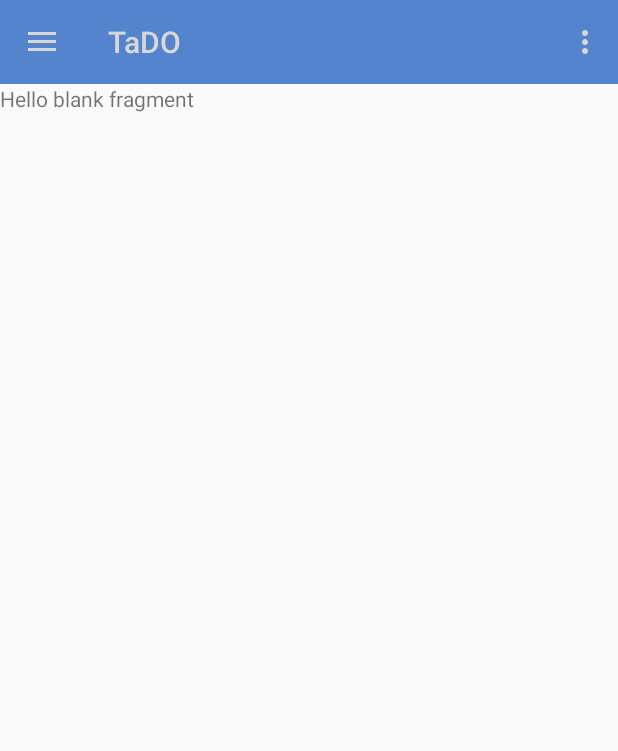
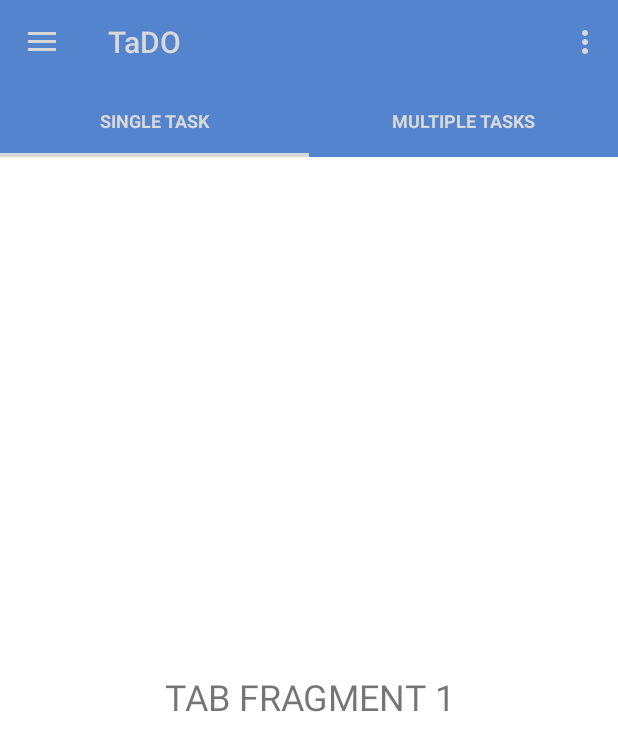
Before and after one commit to TreeFrogApps/TaDO, an Android app: the fragment TaDOChooserFragment placed in its activity, on a phone screen of 412 x 824 dp. Shown: the top 751 px of the screen. Run offline under Robolectric (Android 15) with nearby library versions, the phone set to English and light mode, and no system bars.

Commit message:
TadO Chooser - sliding tabs

```diff
--- a/app/src/main/java/com/treefrogapps/TaDo/TaDOChooserFragment.java
+++ b/app/src/main/java/com/treefrogapps/TaDo/TaDOChooserFragment.java
@@ -3,13 +3,18 @@ package com.treefrogapps.TaDo;
 
 import android.os.Bundle;
 import android.support.v4.app.Fragment;
+import android.support.v4.view.ViewPager;
 import android.view.LayoutInflater;
 import android.view.View;
 import android.view.ViewGroup;
+import com.treefrogapps.TaDo.slidingtabs.SlidingTabLayout;
 
 
 public class TaDOChooserFragment extends Fragment {
 
+    private View rootView;
+    private ViewPager mViewPager;
+    private SlidingTabLayout mSlidingTabLayout;
 
     public TaDOChooserFragment() {
         // Required empty public constructor
@@ -25,11 +30,30 @@ public class TaDOChooserFragment extends Fragment {
     public View onCreateView(LayoutInflater inflater, ViewGroup container,
                              Bundle savedInstanceState) {
 
-        return inflater.inflate(R.layout.fragment_tado_chooser, container, false);
+        rootView = inflater.inflate(R.layout.fragment_tado_chooser, container, false);
+        return rootView;
     }
 
     @Override
     public void onActivityCreated(Bundle savedInstanceState) {
         super.onActivityCreated(savedInstanceState);
+
+        initialiseTabs();
+    }
+
+    private void initialiseTabs() {
+
+        mViewPager = (ViewPager) rootView.findViewById(R.id.chooserFragmentViewPager);
+        mViewPager.setAdapter(new TaDOChooserPagerAdapter(getActivity(), getFragmentManager()));
+        mSlidingTabLayout = (SlidingTabLayout) rootView.findViewById(R.id.chooserFragmentSlidingTabsLayout);
+        mSlidingTabLayout.setDistributeEvenly(true);
+        mSlidingTabLayout.setCustomTabColorizer(new SlidingTabLayout.TabColorizer() {
+            @Override
+            public int getIndicatorColor(int position) {
+                return getResources().getColor(R.color.grey_light);
+            }
+        });
+
+        mSlidingTabLayout.setViewPager(mViewPager);
     }
 }
--- /dev/null
+++ b/app/src/main/java/com/treefrogapps/TaDo/TaDOChooserPagerAdapter.java
@@ -0,0 +1,41 @@
+package com.treefrogapps.TaDo;
+
+
+import android.content.Context;
+import android.support.v4.app.Fragment;
+import android.support.v4.app.FragmentManager;
+import android.support.v4.app.FragmentStatePagerAdapter;
+
+public class TaDOChooserPagerAdapter extends FragmentStatePagerAdapter {
+
+    String[] tabTitlesArray;
+    Context context;
+
+
+    public TaDOChooserPagerAdapter(Context context, FragmentManager fm) {
+        super(fm);
+
+        this.context = context;
+        tabTitlesArray = context.getResources().getStringArray(R.array.chooser_framgent_tab_title_array);
+    }
+
+    @Override
+    public Fragment getItem(int position) {
+
+        switch (position){
+            case 0: return new TaDOChooserTabFragment1();
+            case 1: return new TaDOChooserTabFragment2();
+            default: return null;
+        }
+    }
+
+    @Override
+    public CharSequence getPageTitle(int position) {
+        return tabTitlesArray[position];
+    }
+
+    @Override
+    public int getCount() {
+        return tabTitlesArray.length;
+    }
+}
--- /dev/null
+++ b/app/src/main/java/com/treefrogapps/TaDo/TaDOChooserTabFragment1.java
@@ -0,0 +1,32 @@
+package com.treefrogapps.TaDo;
+
+
+import android.os.Bundle;
+import android.support.v4.app.Fragment;
+import android.view.LayoutInflater;
+import android.view.View;
+import android.view.ViewGroup;
+
+
+public class TaDOChooserTabFragment1 extends Fragment {
+
+
+    public TaDOChooserTabFragment1() {
+        // Required empty public constructor
+    }
+
+
+    @Override
+    public View onCreateView(LayoutInflater inflater, ViewGroup container,
+                             Bundle savedInstanceState) {
+        // Inflate the layout for this fragment
+        return inflater.inflate(R.layout.fragment_tado_chooser_tab_fragment1, container, false);
+    }
+
+    @Override
+    public void onActivityCreated(Bundle savedInstanceState) {
+        super.onActivityCreated(savedInstanceState);
+    }
+
+
+}
--- /dev/null
+++ b/app/src/main/java/com/treefrogapps/TaDo/TaDOChooserTabFragment2.java
@@ -0,0 +1,32 @@
+package com.treefrogapps.TaDo;
+
+
+import android.os.Bundle;
+import android.support.v4.app.Fragment;
+import android.view.LayoutInflater;
+import android.view.View;
+import android.view.ViewGroup;
+
+
+public class TaDOChooserTabFragment2 extends Fragment {
+
+
+    public TaDOChooserTabFragment2() {
+        // Required empty public constructor
+    }
+
+
+    @Override
+    public View onCreateView(LayoutInflater inflater, ViewGroup container,
+                             Bundle savedInstanceState) {
+        // Inflate the layout for this fragment
+        return inflater.inflate(R.layout.fragment_tado_chooser_tab_fragment2, container, false);
+    }
+
+    @Override
+    public void onActivityCreated(Bundle savedInstanceState) {
+        super.onActivityCreated(savedInstanceState);
+    }
+
+
+}
--- /dev/null
+++ b/app/src/main/java/com/treefrogapps/TaDo/slidingtabs/SlidingTabLayout.java
@@ -0,0 +1,308 @@
+package com.treefrogapps.TaDo.slidingtabs;
+
+import android.content.Context;
+import android.graphics.Typeface;
+import android.support.v4.view.PagerAdapter;
+import android.support.v4.view.ViewPager;
+import android.util.AttributeSet;
+import android.util.SparseArray;
+import android.util.TypedValue;
+import android.view.Gravity;
+import android.view.LayoutInflater;
+import android.view.View;
+import android.view.ViewGroup;
+import android.widget.HorizontalScrollView;
+import android.widget.LinearLayout;
+import android.widget.TextView;
+
+import com.treefrogapps.TaDo.R;
+
+/**
+ * To be used with ViewPager to provide a tab indicator component which give constant feedback as to
+ * the user's scroll progress.
+ * <p/>
+ * To use the component, simply add it to your view hierarchy. Then in your
+ * {@link android.app.Activity} or {@link android.support.v4.app.Fragment} call
+ * {@link #setViewPager(ViewPager)} providing it the ViewPager this layout is being used for.
+ * <p/>
+ * The colors can be customized in two ways. The first and simplest is to provide an array of colors
+ * via {@link #setSelectedIndicatorColors(int...)}. The
+ * alternative is via the {@link TabColorizer} interface which provides you complete control over
+ * which color is used for any individual position.
+ * <p/>
+ * The views used as tabs can be customized by calling {@link #setCustomTabView(int, int)},
+ * providing the layout ID of your custom layout.
+ */
+public class SlidingTabLayout extends HorizontalScrollView {
+    /**
+     * Allows complete control over the colors drawn in the tab layout. Set with
+     * {@link #setCustomTabColorizer(TabColorizer)}.
+     */
+    public interface TabColorizer {
+
+        /**
+         * @return return the color of the indicator used when {@code position} is selected.
+         */
+        int getIndicatorColor(int position);
+
+    }
+
+    private static final int TITLE_OFFSET_DIPS = 24;
+    private static final int TAB_VIEW_PADDING_DIPS = 16;
+    private static final int TAB_VIEW_TEXT_SIZE_SP = 12;
+
+    private int mTitleOffset;
+
+    private int mTabViewLayoutId;
+    private int mTabViewTextViewId;
+    private boolean mDistributeEvenly;
+
+    private ViewPager mViewPager;
+    private SparseArray<String> mContentDescriptions = new SparseArray<String>();
+    private ViewPager.OnPageChangeListener mViewPagerPageChangeListener;
+
+    private final SlidingTabStrip mTabStrip;
+
+    public SlidingTabLayout(Context context) {
+        this(context, null);
+    }
+
+    public SlidingTabLayout(Context context, AttributeSet attrs) {
+        this(context, attrs, 0);
+    }
+
+    public SlidingTabLayout(Context context, AttributeSet attrs, int defStyle) {
+        super(context, attrs, defStyle);
+
+        // Disable the Scroll Bar
+        setHorizontalScrollBarEnabled(false);
+        // Make sure that the Tab Strips fills this View
+        setFillViewport(true);
+
+        mTitleOffset = (int) (TITLE_OFFSET_DIPS * getResources().getDisplayMetrics().density);
+
+        mTabStrip = new SlidingTabStrip(context);
+        addView(mTabStrip, LayoutParams.MATCH_PARENT, LayoutParams.WRAP_CONTENT);
+    }
+
+    /**
+     * Set the custom {@link TabColorizer} to be used.
+     * <p/>
+     * If you only require simple custmisation then you can use
+     * {@link #setSelectedIndicatorColors(int...)} to achieve
+     * similar effects.
+     */
+    public void setCustomTabColorizer(TabColorizer tabColorizer) {
+        mTabStrip.setCustomTabColorizer(tabColorizer);
+    }
+
+    public void setDistributeEvenly(boolean distributeEvenly) {
+        mDistributeEvenly = distributeEvenly;
+    }
+
+    /**
+     * Sets the colors to be used for indicating the selected tab. These colors are treated as a
+     * circular array. Providing one color will mean that all tabs are indicated with the same color.
+     */
+    public void setSelectedIndicatorColors(int... colors) {
+        mTabStrip.setSelectedIndicatorColors(colors);
+    }
+
+    /**
+     * Set the {@link ViewPager.OnPageChangeListener}. When using {@link SlidingTabLayout} you are
+     * required to set any {@link ViewPager.OnPageChangeListener} through this method. This is so
+     * that the layout can update it's scroll position correctly.
+     *
+     * @see ViewPager#setOnPageChangeListener(ViewPager.OnPageChangeListener)
+     */
+    public void setOnPageChangeListener(ViewPager.OnPageChangeListener listener) {
+        mViewPagerPageChangeListener = listener;
+    }
+
+    /**
+     * Set the custom layout to be inflated for the tab views.
+     *
+     * @param layoutResId Layout id to be inflated
+     * @param textViewId  id of the {@link TextView} in the inflated view
+     */
+    public void setCustomTabView(int layoutResId, int textViewId) {
+        mTabViewLayoutId = layoutResId;
+        mTabViewTextViewId = textViewId;
+    }
+
+    /**
+     * Sets the associated view pager. Note that the assumption here is that the pager content
+     * (number of tabs and tab titles) does not change after this call has been made.
+     */
+    public void setViewPager(ViewPager viewPager) {
+        mTabStrip.removeAllViews();
+
+        mViewPager = viewPager;
+        if (viewPager != null) {
+            viewPager.addOnPageChangeListener(new InternalViewPagerListener());
+            populateTabStrip();
+        }
+    }
+
+    /**
+     * Create a default view to be used for tabs. This is called if a custom tab view is not set via
+     * {@link #setCustomTabView(int, int)}.
+     */
+    protected TextView createDefaultTabView(Context context) {
+        TextView textView = new TextView(context);
+        textView.setGravity(Gravity.CENTER);
+        textView.setTextSize(TypedValue.COMPLEX_UNIT_SP, TAB_VIEW_TEXT_SIZE_SP);
+        textView.setTypeface(Typeface.DEFAULT_BOLD);
+        textView.setLayoutParams(new LinearLayout.LayoutParams(
+                ViewGroup.LayoutParams.WRAP_CONTENT, ViewGroup.LayoutParams.WRAP_CONTENT));
+
+        TypedValue outValue = new TypedValue();
+        getContext().getTheme().resolveAttribute(android.R.attr.selectableItemBackground,
+                outValue, true);
+        textView.setBackgroundResource(outValue.resourceId);
+        textView.setAllCaps(true);
+        textView.setTextColor(getResources().getColor(R.color.grey_light));
+
+        int padding = (int) (TAB_VIEW_PADDING_DIPS * getResources().getDisplayMetrics().density);
+        textView.setPadding(padding, padding, padding, padding);
+
+        return textView;
+    }
+
+    private void populateTabStrip() {
+        final PagerAdapter adapter = mViewPager.getAdapter();
+        final OnClickListener tabClickListener = new TabClickListener();
+
+        for (int i = 0; i < adapter.getCount(); i++) {
+            View tabView = null;
+            TextView tabTitleView = null;
+
+            if (mTabViewLayoutId != 0) {
+                // If there is a custom tab view layout id set, try and inflate it
+                tabView = LayoutInflater.from(getContext()).inflate(mTabViewLayoutId, mTabStrip,
+                        false);
+                tabTitleView = (TextView) tabView.findViewById(mTabViewTextViewId);
+            }
+
+            if (tabView == null) {
+                tabView = createDefaultTabView(getContext());
+            }
+
+            if (tabTitleView == null && TextView.class.isInstance(tabView)) {
+                tabTitleView = (TextView) tabView;
+            }
+
+            if (mDistributeEvenly) {
+                LinearLayout.LayoutParams lp = (LinearLayout.LayoutParams) tabView.getLayoutParams();
+                lp.width = 0;
+                lp.weight = 1;
+            }
+
+            tabTitleView.setText(adapter.getPageTitle(i));
+            tabView.setOnClickListener(tabClickListener);
+            String desc = mContentDescriptions.get(i, null);
+            if (desc != null) {
+                tabView.setContentDescription(desc);
+            }
+
+            mTabStrip.addView(tabView);
+            if (i == mViewPager.getCurrentItem()) {
+                tabView.setSelected(true);
+            }
+        }
+    }
+
+    public void setContentDescription(int i, String desc) {
+        mContentDescriptions.put(i, desc);
+    }
+
+    @Override
+    protected void onAttachedToWindow() {
+        super.onAttachedToWindow();
+
+        if (mViewPager != null) {
+            scrollToTab(mViewPager.getCurrentItem(), 0);
+        }
+    }
+
+    private void scrollToTab(int tabIndex, int positionOffset) {
+        final int tabStripChildCount = mTabStrip.getChildCount();
+        if (tabStripChildCount == 0 || tabIndex < 0 || tabIndex >= tabStripChildCount) {
+            return;
+        }
+
+        View selectedChild = mTabStrip.getChildAt(tabIndex);
+        if (selectedChild != null) {
+            int targetScrollX = selectedChild.getLeft() + positionOffset;
+
+            if (tabIndex > 0 || positionOffset > 0) {
+                // If we're not at the first child and are mid-scroll, make sure we obey the offset
+                targetScrollX -= mTitleOffset;
+            }
+
+            scrollTo(targetScrollX, 0);
+        }
+    }
+
+    private class InternalViewPagerListener implements ViewPager.OnPageChangeListener {
+        private int mScrollState;
+
+        @Override
+        public void onPageScrolled(int position, float positionOffset, int positionOffsetPixels) {
+            int tabStripChildCount = mTabStrip.getChildCount();
+            if ((tabStripChildCount == 0) || (position < 0) || (position >= tabStripChildCount)) {
+                return;
+            }
+
+            mTabStrip.onViewPagerPageChanged(position, positionOffset);
+
+            View selectedTitle = mTabStrip.getChildAt(position);
+            int extraOffset = (selectedTitle != null)
+                    ? (int) (positionOffset * selectedTitle.getWidth())
+                    : 0;
+            scrollToTab(position, extraOffset);
+
+            if (mViewPagerPageChangeListener != null) {
+                mViewPagerPageChangeListener.onPageScrolled(position, positionOffset,
+                        positionOffsetPixels);
+            }
+        }
+
+        @Override
+        public void onPageScrollStateChanged(int state) {
+            mScrollState = state;
+
+            if (mViewPagerPageChangeListener != null) {
+                mViewPagerPageChangeListener.onPageScrollStateChanged(state);
+            }
+        }
+
+        @Override
+        public void onPageSelected(int position) {
+            if (mScrollState == ViewPager.SCROLL_STATE_IDLE) {
+                mTabStrip.onViewPagerPageChanged(position, 0f);
+                scrollToTab(position, 0);
+            }
+            for (int i = 0; i < mTabStrip.getChildCount(); i++) {
+                mTabStrip.getChildAt(i).setSelected(position == i);
+            }
+            if (mViewPagerPageChangeListener != null) {
+                mViewPagerPageChangeListener.onPageSelected(position);
+            }
+        }
+
+    }
+
+    private class TabClickListener implements OnClickListener {
+        @Override
+        public void onClick(View v) {
+            for (int i = 0; i < mTabStrip.getChildCount(); i++) {
+                if (v == mTabStrip.getChildAt(i)) {
+                    mViewPager.setCurrentItem(i);
+                    return;
+                }
+            }
+        }
+    }
+
+}
--- /dev/null
+++ b/app/src/main/java/com/treefrogapps/TaDo/slidingtabs/SlidingTabStrip.java
@@ -0,0 +1,152 @@
+package com.treefrogapps.TaDo.slidingtabs;
+
+import android.R;
+import android.content.Context;
+import android.graphics.Canvas;
+import android.graphics.Color;
+import android.graphics.Paint;
+import android.util.AttributeSet;
+import android.util.TypedValue;
+import android.view.View;
+import android.widget.LinearLayout;
+
+class SlidingTabStrip extends LinearLayout {
+
+    private static final int DEFAULT_BOTTOM_BORDER_THICKNESS_DIPS = 0;
+    private static final byte DEFAULT_BOTTOM_BORDER_COLOR_ALPHA = 0x26;
+    private static final int SELECTED_INDICATOR_THICKNESS_DIPS = 3;
+    private static final int DEFAULT_SELECTED_INDICATOR_COLOR = 0xFF33B5E5;
+
+    private final int mBottomBorderThickness;
+    private final Paint mBottomBorderPaint;
+
+    private final int mSelectedIndicatorThickness;
+    private final Paint mSelectedIndicatorPaint;
+
+    private final int mDefaultBottomBorderColor;
+
+    private int mSelectedPosition;
+    private float mSelectionOffset;
+
+    private SlidingTabLayout.TabColorizer mCustomTabColorizer;
+    private final SimpleTabColorizer mDefaultTabColorizer;
+
+    SlidingTabStrip(Context context) {
+        this(context, null);
+    }
+
+    SlidingTabStrip(Context context, AttributeSet attrs) {
+        super(context, attrs);
+        setWillNotDraw(false);
+
+        final float density = getResources().getDisplayMetrics().density;
+
+        TypedValue outValue = new TypedValue();
+        context.getTheme().resolveAttribute(R.attr.colorForeground, outValue, true);
+        final int themeForegroundColor = outValue.data;
+
+        mDefaultBottomBorderColor = setColorAlpha(themeForegroundColor,
+                DEFAULT_BOTTOM_BORDER_COLOR_ALPHA);
+
+        mDefaultTabColorizer = new SimpleTabColorizer();
+        mDefaultTabColorizer.setIndicatorColors(DEFAULT_SELECTED_INDICATOR_COLOR);
+
+        mBottomBorderThickness = (int) (DEFAULT_BOTTOM_BORDER_THICKNESS_DIPS * density);
+        mBottomBorderPaint = new Paint();
+        mBottomBorderPaint.setColor(mDefaultBottomBorderColor);
+
+        mSelectedIndicatorThickness = (int) (SELECTED_INDICATOR_THICKNESS_DIPS * density);
+        mSelectedIndicatorPaint = new Paint();
+    }
+
+    void setCustomTabColorizer(SlidingTabLayout.TabColorizer customTabColorizer) {
+        mCustomTabColorizer = customTabColorizer;
+        invalidate();
+    }
+
+    void setSelectedIndicatorColors(int... colors) {
+        // Make sure that the custom colorizer is removed
+        mCustomTabColorizer = null;
+        mDefaultTabColorizer.setIndicatorColors(colors);
+        invalidate();
+    }
+
+    void onViewPagerPageChanged(int position, float positionOffset) {
+        mSelectedPosition = position;
+        mSelectionOffset = positionOffset;
+        invalidate();
+    }
+
+    @Override
+    protected void onDraw(Canvas canvas) {
+        final int height = getHeight();
+        final int childCount = getChildCount();
+        final SlidingTabLayout.TabColorizer tabColorizer = mCustomTabColorizer != null
+                ? mCustomTabColorizer
+                : mDefaultTabColorizer;
+
+        // Thick colored underline below the current selection
+        if (childCount > 0) {
+            View selectedTitle = getChildAt(mSelectedPosition);
+            int left = selectedTitle.getLeft();
+            int right = selectedTitle.getRight();
+            int color = tabColorizer.getIndicatorColor(mSelectedPosition);
+
+            if (mSelectionOffset > 0f && mSelectedPosition < (getChildCount() - 1)) {
+                int nextColor = tabColorizer.getIndicatorColor(mSelectedPosition + 1);
+                if (color != nextColor) {
+                    color = blendColors(nextColor, color, mSelectionOffset);
+                }
+
+                // Draw the selection partway between the tabs
+                View nextTitle = getChildAt(mSelectedPosition + 1);
+                left = (int) (mSelectionOffset * nextTitle.getLeft() +
+                        (1.0f - mSelectionOffset) * left);
+                right = (int) (mSelectionOffset * nextTitle.getRight() +
+                        (1.0f - mSelectionOffset) * right);
+            }
+
+            mSelectedIndicatorPaint.setColor(color);
+
+            canvas.drawRect(left, height - mSelectedIndicatorThickness, right,
+                    height, mSelectedIndicatorPaint);
+        }
+
+        // Thin underline along the entire bottom edge
+        canvas.drawRect(0, height - mBottomBorderThickness, getWidth(), height, mBottomBorderPaint);
+    }
+
+    /**
+     * Set the alpha value of the {@code color} to be the given {@code alpha} value.
+     */
+    private static int setColorAlpha(int color, byte alpha) {
+        return Color.argb(alpha, Color.red(color), Color.green(color), Color.blue(color));
+    }
+
+    /**
+     * Blend {@code color1} and {@code color2} using the given ratio.
+     *
+     * @param ratio of which to blend. 1.0 will return {@code color1}, 0.5 will give an even blend,
+     *              0.0 will return {@code color2}.
+     */
+    private static int blendColors(int color1, int color2, float ratio) {
+        final float inverseRation = 1f - ratio;
+        float r = (Color.red(color1) * ratio) + (Color.red(color2) * inverseRation);
+        float g = (Color.green(color1) * ratio) + (Color.green(color2) * inverseRation);
+        float b = (Color.blue(color1) * ratio) + (Color.blue(color2) * inverseRation);
+        return Color.rgb((int) r, (int) g, (int) b);
+    }
+
+    private static class SimpleTabColorizer implements SlidingTabLayout.TabColorizer {
+        private int[] mIndicatorColors;
+
+        @Override
+        public final int getIndicatorColor(int position) {
+            return mIndicatorColors[position % mIndicatorColors.length];
+        }
+
+        void setIndicatorColors(int... colors) {
+            mIndicatorColors = colors;
+        }
+    }
+}
--- a/app/src/main/res/layout/fragment_tado_chooser.xml
+++ b/app/src/main/res/layout/fragment_tado_chooser.xml
@@ -1,13 +1,21 @@
-<FrameLayout xmlns:android="http://schemas.android.com/apk/res/android"
+<LinearLayout xmlns:android="http://schemas.android.com/apk/res/android"
     xmlns:tools="http://schemas.android.com/tools"
     android:layout_width="match_parent"
     android:layout_height="match_parent"
+    android:orientation="vertical"
     tools:context="com.treefrogapps.TaDo.TaDOChooserFragment">
 
-    <!-- TODO: Update blank fragment layout -->
-    <TextView
+    <com.treefrogapps.TaDo.slidingtabs.SlidingTabLayout
+        android:id="@+id/chooserFragmentSlidingTabsLayout"
         android:layout_width="match_parent"
-        android:layout_height="match_parent"
-        android:text="@string/hello_blank_fragment" />
+        android:layout_height="wrap_content"
+        android:background="@color/primaryColor"/>
 
-</FrameLayout>
+    <android.support.v4.view.ViewPager
+        android:id="@+id/chooserFragmentViewPager"
+        android:layout_width="match_parent"
+        android:layout_height="0dp"
+        android:layout_weight="1"
+        android:background="@android:color/white"/>
+
+</LinearLayout>
--- /dev/null
+++ b/app/src/main/res/layout/fragment_tado_chooser_tab_fragment1.xml
@@ -0,0 +1,14 @@
+<LinearLayout xmlns:android="http://schemas.android.com/apk/res/android"
+    xmlns:tools="http://schemas.android.com/tools"
+    android:layout_width="match_parent"
+    android:layout_height="match_parent"
+    android:orientation="vertical"
+    tools:context="com.treefrogapps.TaDo.TaDOChooserTabFragment1">
+
+    <TextView android:layout_width="match_parent"
+        android:layout_height="match_parent"
+        android:text="TAB FRAGMENT 1"
+        android:textSize="@dimen/text_24sp"
+        android:gravity="center"/>
+
+</LinearLayout>
--- /dev/null
+++ b/app/src/main/res/layout/fragment_tado_chooser_tab_fragment2.xml
@@ -0,0 +1,14 @@
+<LinearLayout xmlns:android="http://schemas.android.com/apk/res/android"
+    xmlns:tools="http://schemas.android.com/tools"
+    android:layout_width="match_parent"
+    android:layout_height="match_parent"
+    android:orientation="vertical"
+    tools:context="com.treefrogapps.TaDo.TaDOChooserTabFragment2">
+
+    <TextView android:layout_width="match_parent"
+        android:layout_height="match_parent"
+        android:text="TAB FRAGMENT 2"
+        android:textSize="@dimen/text_24sp"
+        android:gravity="center"/>
+
+</LinearLayout>
--- a/app/src/main/res/values/strings.xml
+++ b/app/src/main/res/values/strings.xml
@@ -75,6 +75,12 @@
     <string name="activity_create_items_dialog_item_medium">Med</string>
     <string name="activity_create_items_dialog_item_high">High</string>
 
+    <!-- Chooser Fragment -->
+    <string-array name="chooser_framgent_tab_title_array">
+        <item>SINGLE TASK</item>
+        <item>MULTIPLE TASKS</item>
+    </string-array>
+
     <!-- Sync Fragment -->
     <string name="sync_fragment_radio_button_upload">Upload to Drive</string>
     <string name="sync_fragment_radio_button_download">Download from Drive</string>
```
